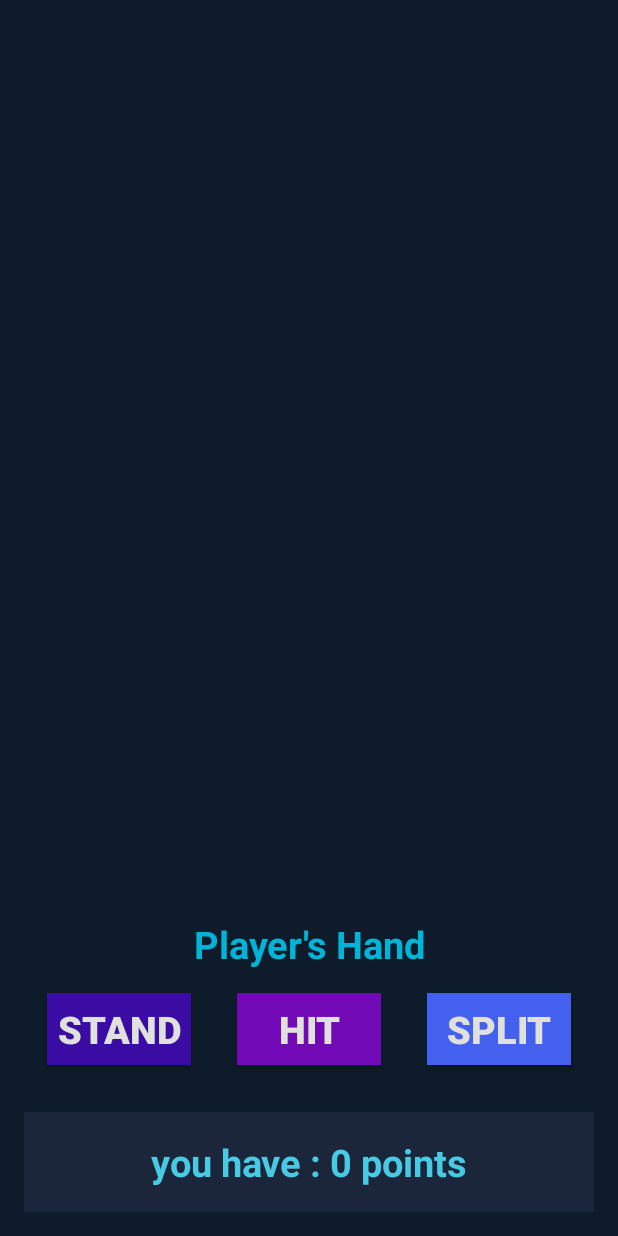
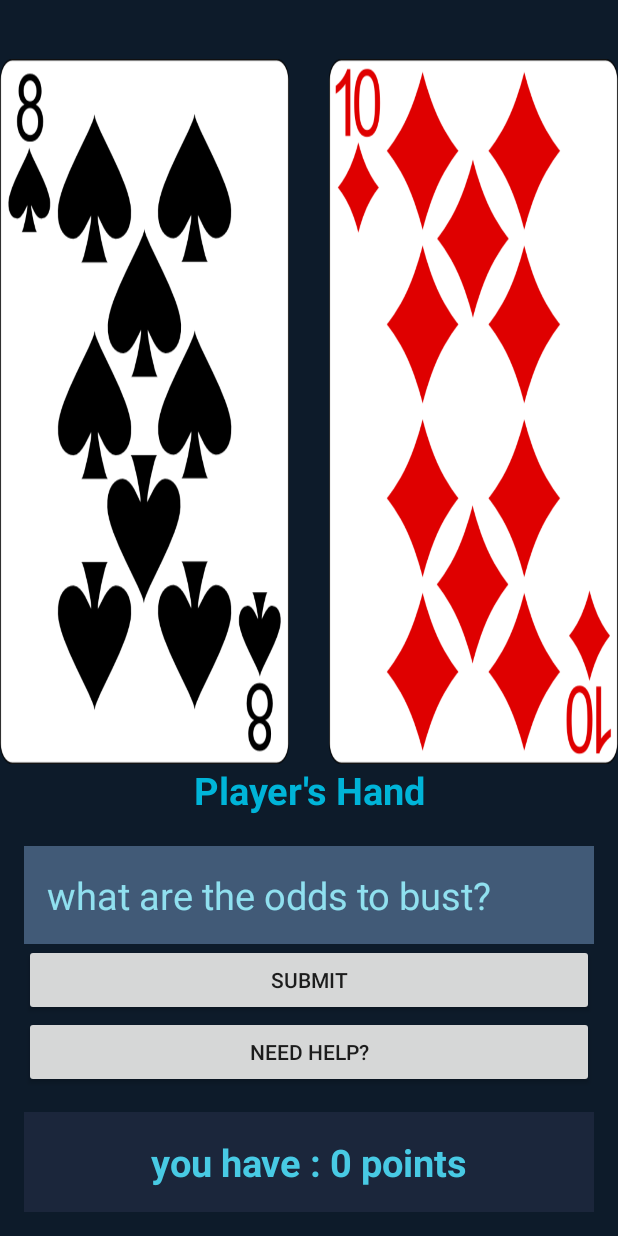
Before and after one commit to Segev29/BlackjackSegev1, an Android app: the MiniGameActivity screen opened directly, with no data from a screen before it, on a phone screen of 412 x 824 dp. Run offline under Robolectric (Android 15) with nearby library versions, the phone set to English and light mode, and no system bars.

```diff
--- a/app/src/main/java/com/example/blackjacksegev/MiniGameActivity.java
+++ b/app/src/main/java/com/example/blackjacksegev/MiniGameActivity.java
@@ -2,45 +2,136 @@ package com.example.blackjacksegev;
 
 import androidx.appcompat.app.AppCompatActivity;
 
+import android.content.Intent;
 import android.os.Bundle;
+import android.os.Handler;
 import android.view.View;
 import android.widget.Button;
+import android.widget.EditText;
+import android.widget.LinearLayout;
 import android.widget.TextView;
 
 import java.util.ArrayList;
 
 public class MiniGameActivity extends AppCompatActivity implements View.OnClickListener {
 
-    private Button btnsplit, btnhit, btnstand;
+    private EditText etOdds;
+    private Button btnSubmit, btnHelp;
     private TextView score;
-    private int points = 0, sumPlayer;
+    private int points = 0, lastadd = 0, round = 0;
+    private boolean Streak = false;
     private ArrayList<Card> player;
     private CardDeck deck;
+    private MiniGameView miniGameView;
+    private LinearLayout layout1;
+    CustomDialog dialog;
     @Override
     protected void onCreate(Bundle savedInstanceState) {
         super.onCreate(savedInstanceState);
         setContentView(R.layout.activity_mini_game);
         score = findViewById(R.id.txtScore1);
-        btnsplit = findViewById(R.id.btnsplit1);
-        btnhit = findViewById(R.id.btnHIT1);
-        btnstand = findViewById(R.id.btnStand1);
         score.setText("you have : 0 points");
-        btnstand.setOnClickListener(this);
-        btnhit.setOnClickListener(this);
-        btnsplit.setOnClickListener(this);
+        etOdds = findViewById(R.id.etWHATARETHEODDS);
+        layout1 = findViewById(R.id.canvasView1);
+        player = new ArrayList<>();
+        deck = new CardDeck(this);
+        player.add(deck.remover());
+        player.add(deck.remover());
+        btnHelp = findViewById(R.id.btnHelp);
+        btnSubmit = findViewById(R.id.btnSubmit);
+        btnHelp.setOnClickListener(this);
+        btnSubmit.setOnClickListener(this);
+        miniGameView = new MiniGameView(this,player);
+        layout1.addView(miniGameView);
+        }
+
+
+    @Override
+    public void onClick(View v) {
+        if(v == btnHelp)
+        {
+            dialog = new CustomDialog(this);
+            dialog.show();
+        }
+        else {
+            int x = Odds();
+            if (Integer.parseInt(etOdds.getText().toString()) == x) {
+                if (Streak) {
+                    points += lastadd + 1;
+                } else {
+                    Streak = true;
+                    points++;
+                    lastadd = 1;
+                }
+            }
+            else
+            {
+                Streak = false;
+            }
+            round++;
+            if (round == 10) {
+                Intent i = new Intent();
+                i.putExtra("MoneyMoney", points * 10);
+                setResult(RESULT_OK, i);
+                new Handler().postDelayed(new Runnable() {
+                    @Override
+                    public void run() {
+                        finish();
+                    }
+                }, 500);
+            }
+            else
+            {
+                update();
+            }
+        }
+
+    }
+    public void update()
+    {
+
+        deck = new CardDeck(this);
         player = new ArrayList<>();
         player.add(deck.remover());
         player.add(deck.remover());
-        }
+        score.setText("you have : " + points + " points");
+        miniGameView.setPlayer(player);
+    }
 
-    @Override
-    public void onClick(View v) {
-
-    }
-    public int HintSystem()
+    public int Odds()
     {
         int busters = 0;
-        double stats;
-        return -1;
+        int playersum = 0;
+        if(player.get(0).getNumber() >=10)
+        {
+            playersum += 10;
+        }
+        else
+        {
+            playersum += player.get(0).getNumber();
+        }
+        if(player.get(1).getNumber() >=10)
+        {
+            playersum += 10;
+        }
+        else
+        {
+            playersum += player.get(1).getNumber();
+        }
+        for (int i = 0; i < deck.getLength(); i++) {
+            if(deck.getArrCard().get(i).getNumber() >= 10)
+            {
+                if(playersum + 10 > 21)
+                {
+                    busters++;
+                }
+            }
+            else
+            {
+                if(playersum + deck.getArrCard().get(i).getNumber() > 21)
+                    busters++;
+            }
+        }
+        return busters/50;
     }
 }
--- /dev/null
+++ b/app/src/main/java/com/example/blackjacksegev/MiniGameView.java
@@ -0,0 +1,37 @@
+package com.example.blackjacksegev;
+
+import android.content.Context;
+import android.graphics.Bitmap;
+import android.graphics.Canvas;
+import android.graphics.Paint;
+import android.view.View;
+
+import androidx.annotation.NonNull;
+
+import java.util.ArrayList;
+
+public class MiniGameView extends View {
+    private ArrayList<Card> player;
+    public MiniGameView(Context context, ArrayList<Card> player) {
+        super(context);
+        this.player = player;
+    }
+
+    public void setPlayer(ArrayList<Card> player) {
+        this.player = player;
+        invalidate();
+    }
+
+    @Override
+    protected void onDraw(@NonNull Canvas canvas) {
+        super.onDraw(canvas);
+        Bitmap cardontable;
+        Bitmap cardontable2;
+        Paint paint = new Paint();
+        cardontable = Bitmap.createScaledBitmap(player.get(0).getBitmap(), canvas.getWidth()/2 - 20, canvas.getHeight(), true);
+        cardontable2 = Bitmap.createScaledBitmap(player.get(1).getBitmap(), canvas.getWidth()/2 - 20, canvas.getHeight(), true);
+        canvas.drawBitmap(cardontable,0,0,paint);
+        canvas.drawBitmap(cardontable2,canvas.getWidth()/2+20,0,paint);
+
+    }
+}
--- a/app/src/main/res/layout/activity_mini_game.xml
+++ b/app/src/main/res/layout/activity_mini_game.xml
@@ -12,13 +12,13 @@
     <!-- Game canvas view -->
     <LinearLayout
         android:layout_marginTop="5dp"
-        android:id="@+id/canvasView"
+        android:id="@+id/canvasView1"
         android:layout_width="match_parent"
         android:layout_height="0dp"
         android:background="#0D1B2A"
         android:orientation="vertical"
         app:layout_constraintBottom_toTopOf="@+id/txtPlayerHand"
-        app:layout_constraintHeight_percent="0.65" />
+        app:layout_constraintHeight_percent="0.57" />
 
     <!-- Text for Player's Hand -->
     <TextView
@@ -37,45 +37,35 @@
         android:id="@+id/actionButtonsLayout"
         android:layout_width="match_parent"
         android:layout_height="wrap_content"
-        android:orientation="horizontal"
+        android:orientation="vertical"
         android:background="#0D1B2A"
         android:layout_margin="16dp"
         app:layout_constraintBottom_toTopOf="@+id/scoreLayout">
 
+        <EditText
+            android:id="@+id/etWHATARETHEODDS"
+            android:layout_width="match_parent"
+            android:layout_height="wrap_content"
+            android:hint="what are the odds to bust?"
+            android:inputType="number"
+            android:layout_marginTop="20dp"
+            android:textSize="25dp"
+            android:padding="15dp"
+            android:textColorHint="#90E0EF"
+            android:textColor="#E0E1DD"
+            android:background="#415A77"></EditText>
         <Button
-            android:id="@+id/btnStand1"
-            android:layout_width="0dp"
+            android:layout_width="match_parent"
             android:layout_height="wrap_content"
-            android:layout_weight="1"
-            android:text="STAND"
-            android:textSize="25dp"
-            android:textStyle="bold"
-            android:textColor="#E0E1DD"
-            android:background="#3A0CA3"
-            android:layout_margin="15dp" />
-
+            android:text="Submit"
+            android:id="@+id/btnSubmit"
+            ></Button>
         <Button
-            android:id="@+id/btnHIT1"
-            android:layout_width="0dp"
+            android:layout_width="match_parent"
             android:layout_height="wrap_content"
-            android:layout_weight="1"
-            android:text="HIT"
-            android:textSize="25dp"
-            android:textStyle="bold"
-            android:textColor="#E0E1DD"
-            android:background="#7209B7"
-            android:layout_margin="15dp" />
-        <Button
-            android:id="@+id/btnsplit1"
-            android:layout_width="0dp"
-            android:layout_height="wrap_content"
-            android:layout_weight="1"
-            android:text="SPLIT"
-            android:textSize="25dp"
-            android:textStyle="bold"
-            android:textColor="#E0E1DD"
-            android:background="#4361EE"
-            android:layout_margin="15dp" />
+            android:text="need help?"
+            android:id="@+id/btnHelp"
+            ></Button>
     </LinearLayout>
 
     <!-- Score layout -->
```
Also changed, not shown: app/src/main/java/com/example/blackjacksegev/CustomDialog.java (+3 -13 lines), app/src/main/java/com/example/blackjacksegev/GameActivity.java (+0 -7 lines), app/src/main/java/com/example/blackjacksegev/MainActivity.java (+8 -1 lines), app/src/main/res/layout/activity_custom_dialog.xml (+16 -15 lines).
